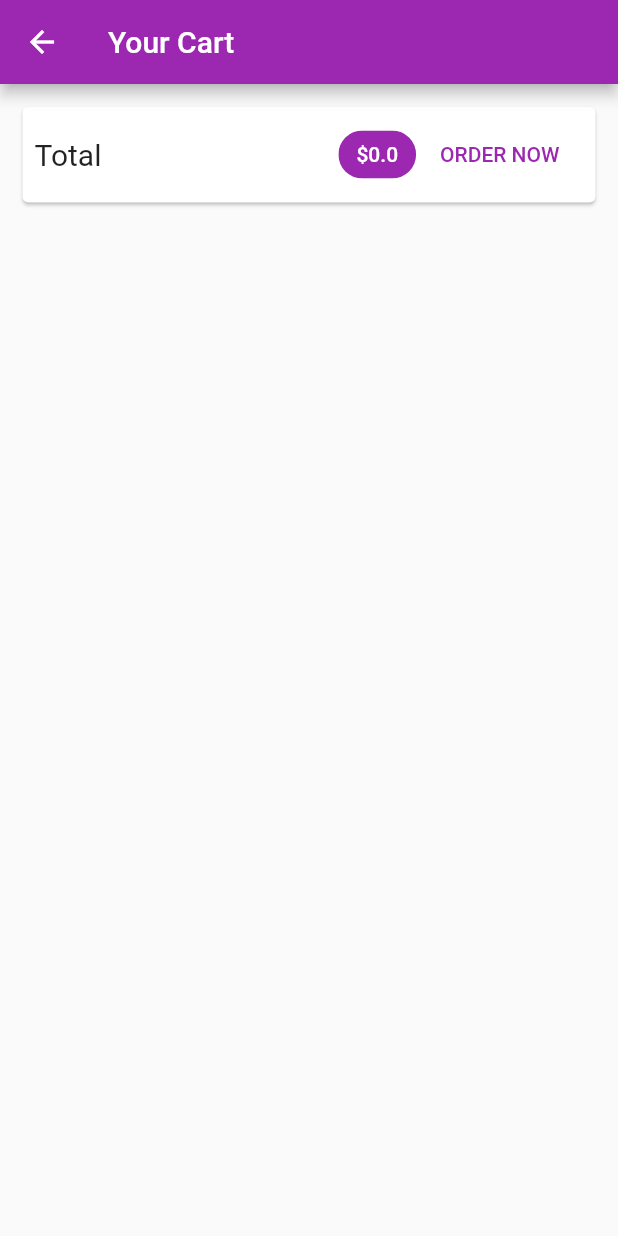
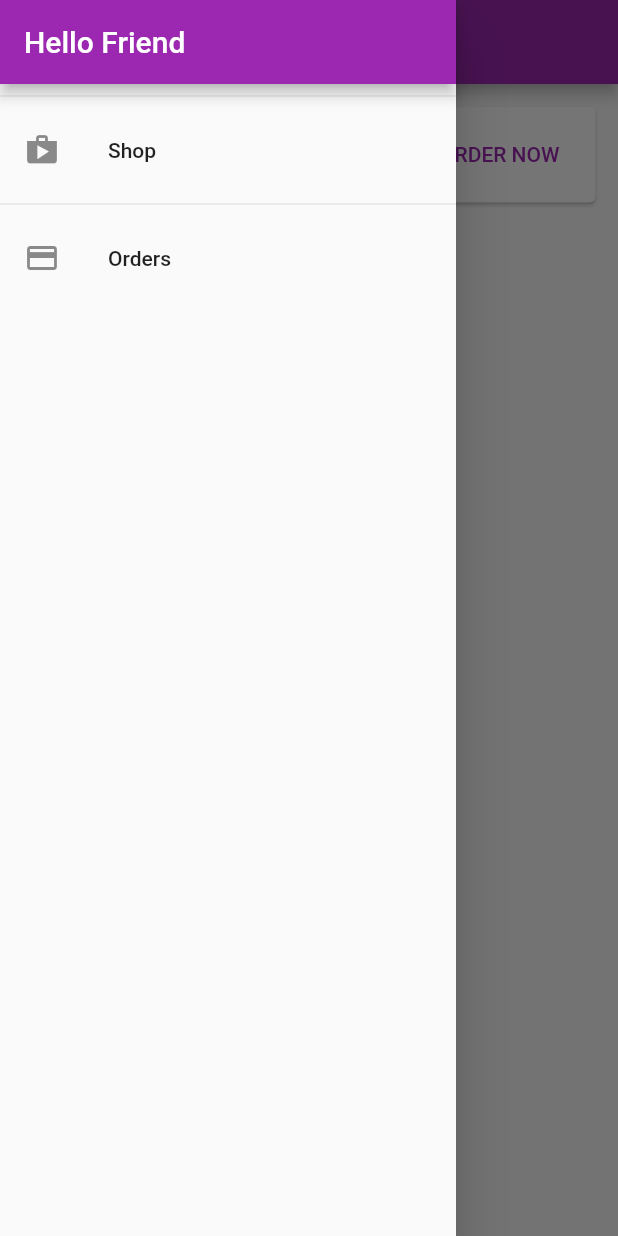
Before and after one commit to letswebtech/shopApp, a Flutter app: the CartScreen screen opened by its route, with the side drawer open (before the commit the screen has no drawer), on a phone screen of 412 x 824 dp. Run offline on Flutter 3.47's test engine with Material 2 defaults, Android fonts, the phone set to English and light mode, and no system bars; network calls fail.

Commit message:
'order screen nd drawer'

```diff
--- a/lib/main.dart
+++ b/lib/main.dart
@@ -4,6 +4,7 @@ import './providers/products.dart';
 import './providers/cart.dart';
 import './providers/orders.dart';
 import './screens/cart_screen.dart';
+import './screens/order_screen.dart';
 import './screens/product_detail_screen.dart';
 import './screens/products_overview_screen.dart';
 
@@ -35,6 +36,7 @@ class MyApp extends StatelessWidget {
         routes: {
           ProductDetailScreen.routeName: (ctx) => ProductDetailScreen(),
           CartScreen.routeName: (ctx) => CartScreen(),
+          OrderScreen.routeName: (ctx) => OrderScreen(),
         },
       ),
     );
--- a/lib/screens/cart_screen.dart
+++ b/lib/screens/cart_screen.dart
@@ -1,5 +1,6 @@
 import 'package:flutter/material.dart';
 import 'package:provider/provider.dart';
+import '../widgets/app_drawer.dart';
 import '../providers/cart.dart' show Cart  ;
 import '../providers/orders.dart';
 import '../widgets/cart_item.dart';
@@ -14,6 +15,7 @@ class CartScreen extends StatelessWidget {
       appBar: AppBar(
         title: Text('Your Cart'),
       ),
+      drawer: AppDrawer(),
       body: Column(
         children: [
           Card(
--- /dev/null
+++ b/lib/screens/order_screen.dart
@@ -0,0 +1,26 @@
+import 'package:flutter/material.dart';
+import 'package:provider/provider.dart';
+import '../widgets/app_drawer.dart';
+import '../providers/orders.dart' show Orders;
+import '../widgets/order_item.dart';
+
+class OrderScreen extends StatelessWidget {
+
+  static const routeName = '/orders';
+
+  @override
+  Widget build(BuildContext context) {
+
+    final orderData =  Provider.of<Orders>(context);
+    return Scaffold(
+      appBar: AppBar(
+        title: Text("Your Orders"),
+      ),
+      drawer: AppDrawer(),
+      body: ListView.builder(
+        itemCount: orderData.orders.length,
+        itemBuilder: (ctx, i) =>  OrderItem(orderData.orders[i])
+      ),
+    );
+  }
+}
--- a/lib/screens/products_overview_screen.dart
+++ b/lib/screens/products_overview_screen.dart
@@ -1,5 +1,6 @@
 import 'package:flutter/material.dart';
 import 'package:provider/provider.dart';
+import '../widgets/app_drawer.dart';
 
 import '../providers/cart.dart';
 import '../widgets/products_grid.dart';
@@ -59,6 +60,7 @@ class _ProductsOverviewScreenState extends State<ProductsOverviewScreen> {
           ),
         ],
       ),
+      drawer: AppDrawer(),
       body: ProductsGrid(_showFavoritesItem),
     );
   }
--- /dev/null
+++ b/lib/widgets/app_drawer.dart
@@ -0,0 +1,33 @@
+import 'package:flutter/material.dart';
+
+class AppDrawer extends StatelessWidget {
+  @override
+  Widget build(BuildContext context) {
+    return Drawer(
+      child: Column(
+        children: [
+          AppBar(
+            title: Text("Hello Friend"),
+            automaticallyImplyLeading: false,
+          ),
+          Divider(),
+          ListTile(
+            leading: Icon(Icons.shop),
+            title: Text("Shop"),
+            onTap: () {
+              Navigator.of(context).pushReplacementNamed('/');
+            },
+          ),
+          Divider(),
+          ListTile(
+            leading: Icon(Icons.payment),
+            title: Text("Orders"),
+            onTap: () {
+              Navigator.of(context).pushReplacementNamed('/orders');
+            },
+          )
+        ],
+      ),
+    );
+  }
+}
--- a/pubspec.yaml
+++ b/pubspec.yaml
@@ -24,6 +24,7 @@ dependencies:
   flutter:
     sdk: flutter
   provider: ^4.3.2+1
+  intl: ^0.16.1
 
   # The following adds the Cupertino Icons font to your application.
   # Use with the CupertinoIcons class for iOS style icons.
```
Also changed, not shown: lib/widgets/order_item.dart (added, +33 -0 lines), pubspec.lock.
